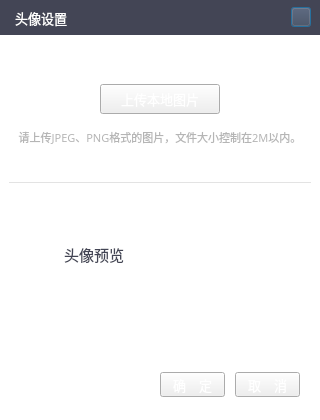
This is STSample/STUploadPic.ui in sunpu/stsample as Qt 5 draws it before an edit. The edited form follows.
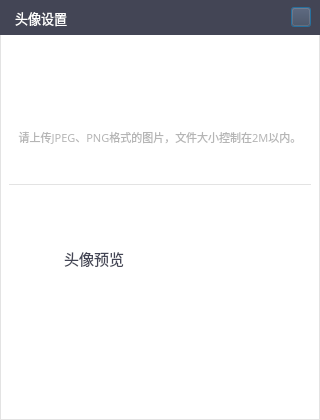
This is the edited form. Icons and pictures are not drawn. Custom widgets are drawn as their Qt base class.

```diff
--- a/STSample/STUploadPic.ui
+++ b/STSample/STUploadPic.ui
@@ -26,7 +26,7 @@
    <string>STUploadPic</string>
   </property>
   <property name="styleSheet">
-   <string notr="true">QDialog {background-color: #ffffff;}</string>
+   <string notr="true">QDialog {background-color: #ffffff;border: 1px solid #e3e3e3;}</string>
   </property>
   <layout class="QVBoxLayout" name="verticalLayout">
    <property name="spacing">
@@ -197,6 +197,7 @@
             <string notr="true">
 
 QPushButton {
+	border-radius: 3px;
 	color: rgb(255, 255, 255);
 	border-image: url(:/STSample/Resources/images/green.png);
 }
@@ -383,9 +384,9 @@
     </widget>
    </item>
    <item>
-    <layout class="QHBoxLayout">
+    <layout class="QHBoxLayout" name="hblayout">
      <property name="spacing">
-      <number>10</number>
+      <number>50</number>
      </property>
      <property name="leftMargin">
       <number>10</number>
@@ -394,20 +395,20 @@
       <number>10</number>
      </property>
      <property name="rightMargin">
-      <number>20</number>
+      <number>10</number>
      </property>
      <property name="bottomMargin">
       <number>20</number>
      </property>
      <item>
-      <spacer>
+      <spacer name="horizontalSpacer_8">
        <property name="orientation">
         <enum>Qt::Horizontal</enum>
        </property>
        <property name="sizeHint" stdset="0">
         <size>
-         <width>131</width>
-         <height>31</height>
+         <width>40</width>
+         <height>20</height>
         </size>
        </property>
       </spacer>
@@ -436,6 +437,7 @@
         <string notr="true">
 
 QPushButton {
+	border-radius: 3px;
 	color: rgb(255, 255, 255);
 	border-image: url(:/STSample/Resources/images/green.png);
 }
@@ -475,6 +477,7 @@
         <string notr="true">
 
 QPushButton {
+	border-radius: 3px;
 	color: rgb(255, 255, 255);
 	border-image: url(:/STSample/Resources/images/red.png);
 }
@@ -490,6 +493,19 @@
        </property>
       </widget>
      </item>
+     <item>
+      <spacer name="horizontalSpacer_7">
+       <property name="orientation">
+        <enum>Qt::Horizontal</enum>
+       </property>
+       <property name="sizeHint" stdset="0">
+        <size>
+         <width>40</width>
+         <height>20</height>
+        </size>
+       </property>
+      </spacer>
+     </item>
     </layout>
    </item>
   </layout>
```
Left out of the diff: 8 changed lines with no effect on the pictures.
